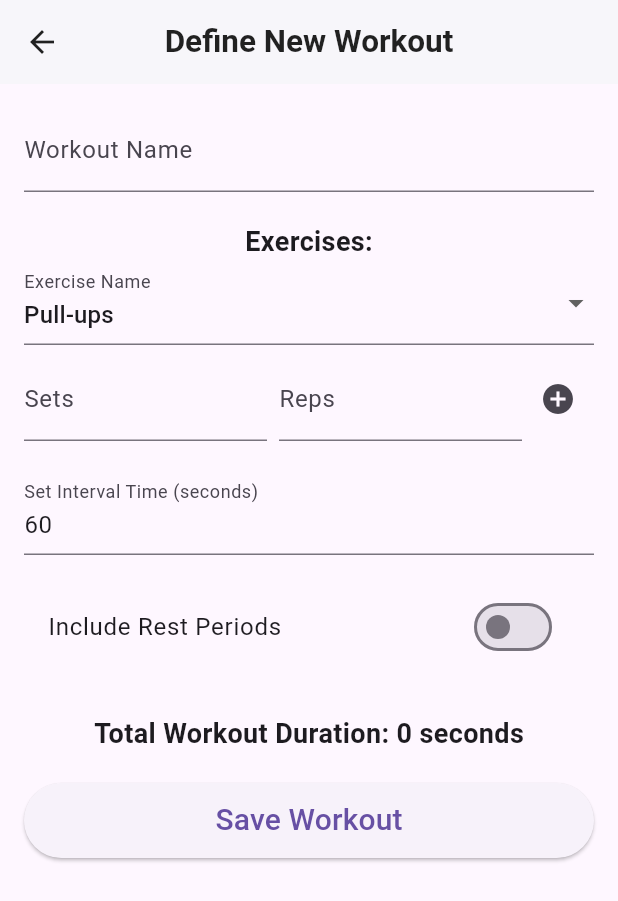
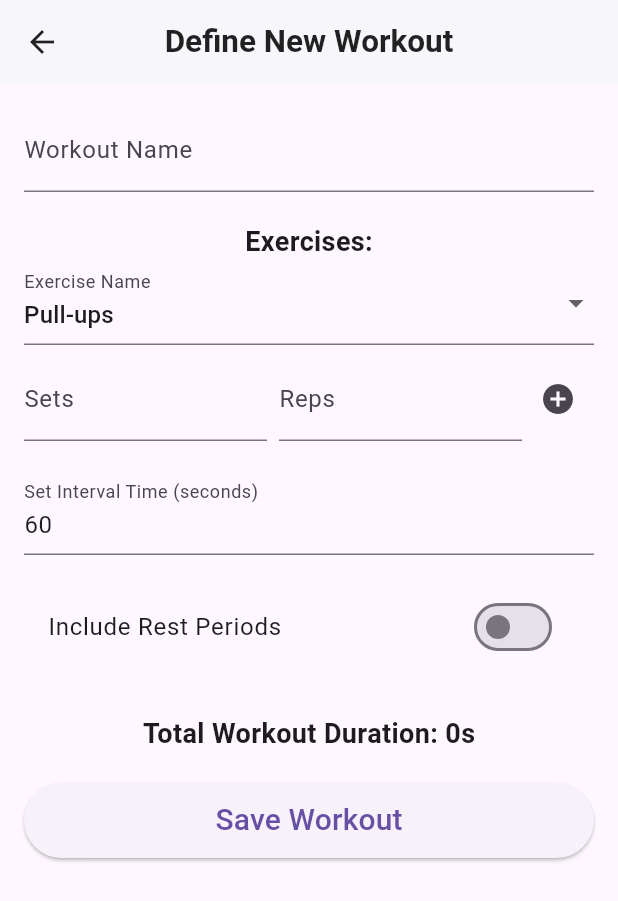
Before and after one commit to AmitTzah/exercise_timer_app, a Flutter app: the DefineWorkoutScreen screen opened directly, on a phone screen of 412 x 824 dp. Shown: the top 901 px of the screen. Run offline on Flutter 3.47's test engine with Material 3 defaults, Android fonts, the phone set to English and light mode, and no system bars; our stand-ins replace audioplayers, hive, hive_flutter, stop_watch_timer; accounts and stored records are empty; generated files the repository leaves out were written again.

Commit message:
FEAT: Display total workout duration in h m s format

```diff
--- a/lib/screens/define_workout_screen.dart
+++ b/lib/screens/define_workout_screen.dart
@@ -128,6 +128,29 @@ class _DefineWorkoutScreenState extends State<DefineWorkoutScreen> {
   int _calculateTotalDuration() {
     int totalSets = _exercises.fold(0, (sum, exercise) => sum + exercise.sets);
     return totalSets * _intervalTime;
+  }
+
+  String _formatDuration(int totalSeconds) {
+    if (totalSeconds < 0) {
+      return 'N/A'; // Or throw an error, depending on desired behavior for negative input
+    }
+
+    int hours = totalSeconds ~/ 3600;
+    int minutes = (totalSeconds % 3600) ~/ 60;
+    int seconds = totalSeconds % 60;
+
+    List<String> parts = [];
+    if (hours > 0) {
+      parts.add('${hours}h');
+    }
+    if (minutes > 0 || hours > 0) { // Show minutes if there are hours, or if minutes are present
+      parts.add('${minutes}m');
+    }
+    if (seconds > 0 || (hours == 0 && minutes == 0)) { // Show seconds if there are no hours/minutes, or if seconds are present
+      parts.add('${seconds}s');
+    }
+
+    return parts.join(' ');
   }
 
   Future<void> _saveWorkout() async {
@@ -336,7 +359,7 @@ class _DefineWorkoutScreenState extends State<DefineWorkoutScreen> {
               const SizedBox(height: 10), // Reduced space
               const SizedBox(height: 20),
               Text(
-                'Total Workout Duration: ${_calculateTotalDuration()} seconds',
+                'Total Workout Duration: ${_formatDuration(_calculateTotalDuration())}',
                 style: const TextStyle(
                   fontSize: 18,
                   fontWeight: FontWeight.bold,
```
